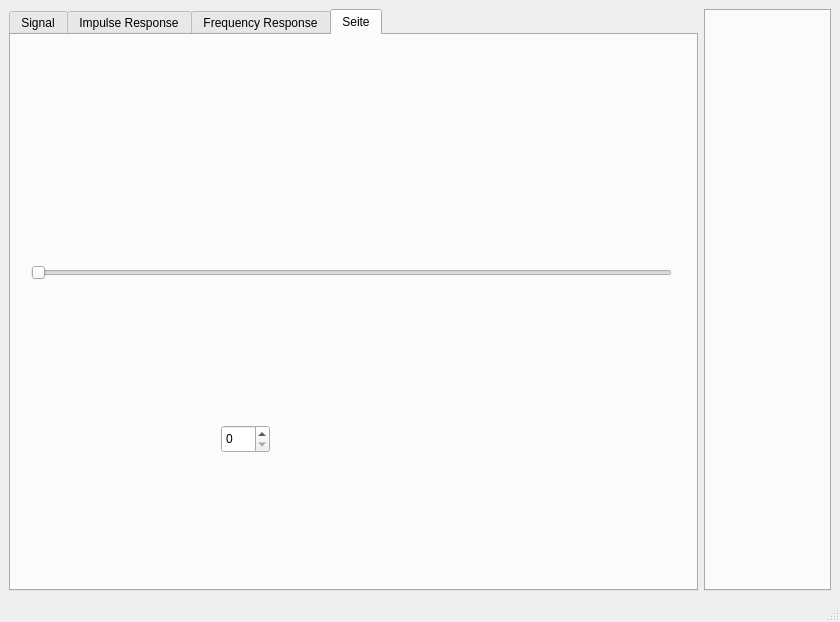
First picture: the form in mainwindow.ui, repository uchrisu/Caa, before the edit.
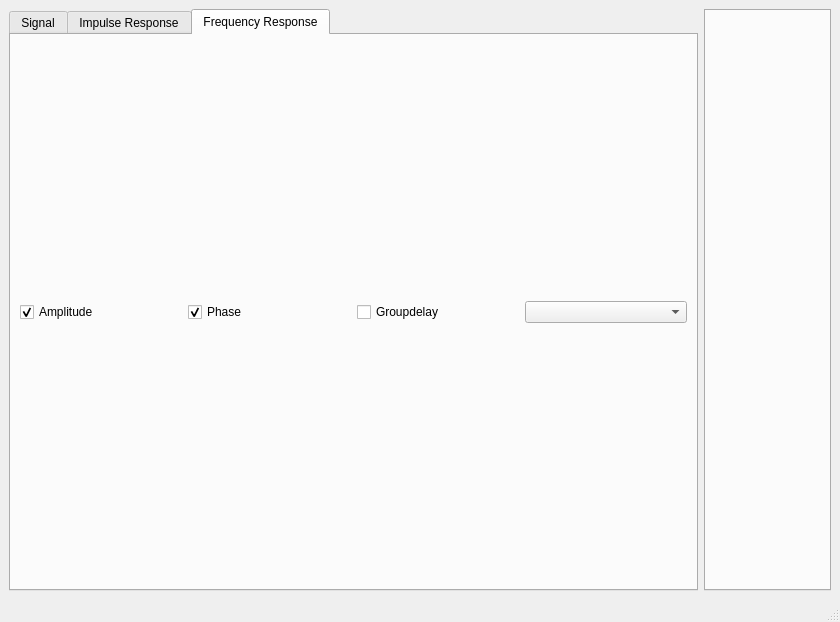
Second picture: the form after the edit. The open tabs and pages were chosen to show the change.

Commit message: Removing test page

Patch:
```diff
--- a/mainwindow.ui
+++ b/mainwindow.ui
@@ -124,40 +124,6 @@
           </item>
          </layout>
         </widget>
-        <widget class="QWidget" name="tab">
-         <attribute name="title">
-          <string>Seite</string>
-         </attribute>
-         <widget class="QSlider" name="horizontalSlider">
-          <property name="geometry">
-           <rect>
-            <x>20</x>
-            <y>230</y>
-            <width>641</width>
-            <height>16</height>
-           </rect>
-          </property>
-          <property name="maximum">
-           <number>100</number>
-          </property>
-          <property name="singleStep">
-           <number>5</number>
-          </property>
-          <property name="orientation">
-           <enum>Qt::Horizontal</enum>
-          </property>
-         </widget>
-         <widget class="QSpinBox" name="spinBox">
-          <property name="geometry">
-           <rect>
-            <x>210</x>
-            <y>390</y>
-            <width>49</width>
-            <height>28</height>
-           </rect>
-          </property>
-         </widget>
-        </widget>
        </widget>
       </item>
       <item>
```
